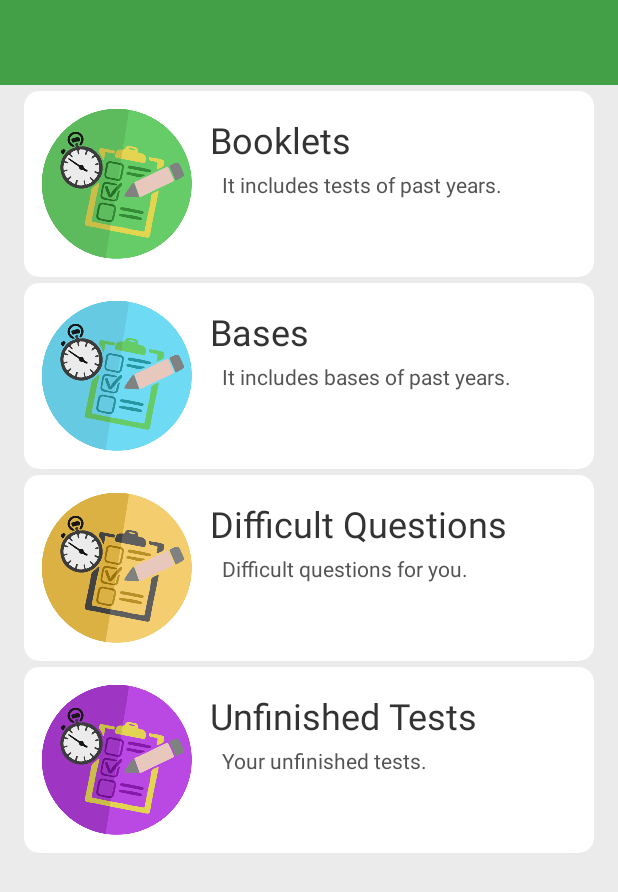
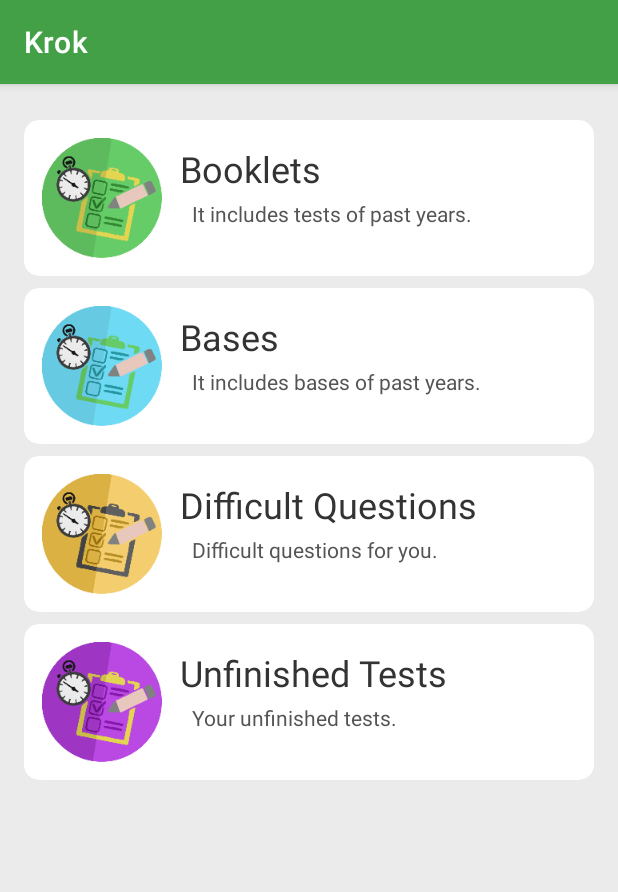
Before and after one commit to Konstantin13k/krok, an Android app: the fragment HomeFragment shown on its own in the app's theme, on a phone screen of 412 x 824 dp. Shown: the top 892 px of the screen. Run offline under Robolectric (Android 15) with nearby library versions, the phone set to English and light mode, and no system bars.

Commit message:
refactored home fragment changed to DarkActionBar theme

```diff
--- a/core/src/main/res/values/themes.xml
+++ b/core/src/main/res/values/themes.xml
@@ -1,6 +1,6 @@
 <resources xmlns:tools="http://schemas.android.com/tools">
     <!-- Base application theme. -->
-    <style name="Theme.Krok" parent="Theme.MaterialComponents.DayNight.NoActionBar">
+    <style name="Theme.Krok" parent="Theme.MaterialComponents.DayNight.DarkActionBar">
         <!-- Primary brand color. -->
         <item name="colorPrimary">@color/green_600</item>
         <item name="colorPrimaryVariant">@color/dark_green</item>
--- a/feature-home/src/main/res/drawable/header_background.xml
+++ /dev/null
@@ -1,6 +0,0 @@
-<?xml version="1.0" encoding="utf-8"?>
-<shape xmlns:android="http://schemas.android.com/apk/res/android"
-    android:shape="rectangle">
-
-    <solid android:color="@color/green_600" />
-</shape>
--- a/feature-home/src/main/res/layout/fragment_home.xml
+++ b/feature-home/src/main/res/layout/fragment_home.xml
@@ -6,34 +6,19 @@
     android:layout_height="match_parent"
     android:background="@color/light_grey">
 
-    <TextView
-        android:id="@+id/exam_label"
-        android:layout_width="match_parent"
-        android:layout_height="wrap_content"
-        android:background="@drawable/header_background"
-        android:paddingStart="@dimen/exam_label_horizontal_padding"
-        android:paddingTop="@dimen/exam_label_vertical_padding"
-        android:paddingEnd="@dimen/exam_label_horizontal_padding"
-        android:paddingBottom="@dimen/exam_label_vertical_padding"
-        android:textColor="@color/white"
-        android:textSize="@dimen/exam_label_size"
-        app:layout_constraintEnd_toEndOf="parent"
-        app:layout_constraintStart_toStartOf="parent"
-        app:layout_constraintTop_toTopOf="parent"
-        tools:text="Krok 1 Pharmacy" />
-
     <androidx.recyclerview.widget.RecyclerView
         android:id="@+id/test_types"
         android:layout_width="match_parent"
         android:layout_height="0dp"
         android:clipToPadding="false"
         android:orientation="vertical"
-        android:paddingBottom="@dimen/test_types_bottom_padding"
+        android:paddingTop="@dimen/test_types_padding"
+        android:paddingBottom="@dimen/test_types_padding"
         app:layoutManager="androidx.recyclerview.widget.LinearLayoutManager"
         app:layout_constraintBottom_toBottomOf="parent"
         app:layout_constraintEnd_toEndOf="parent"
         app:layout_constraintStart_toStartOf="parent"
-        app:layout_constraintTop_toBottomOf="@id/exam_label"
+        app:layout_constraintTop_toTopOf="parent"
         tools:itemCount="4"
         tools:listitem="@layout/view_holder_test" />
 
--- a/feature-home/src/main/res/values/dimens.xml
+++ b/feature-home/src/main/res/values/dimens.xml
@@ -7,13 +7,13 @@
     <dimen name="test_type_description_margin_top">4dp</dimen>
     <dimen name="test_type_description_default_margin">16dp</dimen>
     <dimen name="test_type_description_size">14sp</dimen>
-    <dimen name="test_image_size">100dp</dimen>
+    <dimen name="test_image_size">80dp</dimen>
     <dimen name="test_image_default_margin">12dp</dimen>
     <dimen name="test_card_default_margin">16dp</dimen>
     <dimen name="test_card_corner_radius">10dp</dimen>
-    <dimen name="test_card_margin_top">4dp</dimen>
+    <dimen name="test_card_margin_top">8dp</dimen>
     <dimen name="exam_label_size">24sp</dimen>
     <dimen name="exam_label_vertical_padding">12dp</dimen>
     <dimen name="exam_label_horizontal_padding">24dp</dimen>
-    <dimen name="test_types_bottom_padding">8dp</dimen>
+    <dimen name="test_types_padding">16dp</dimen>
 </resources>
```
